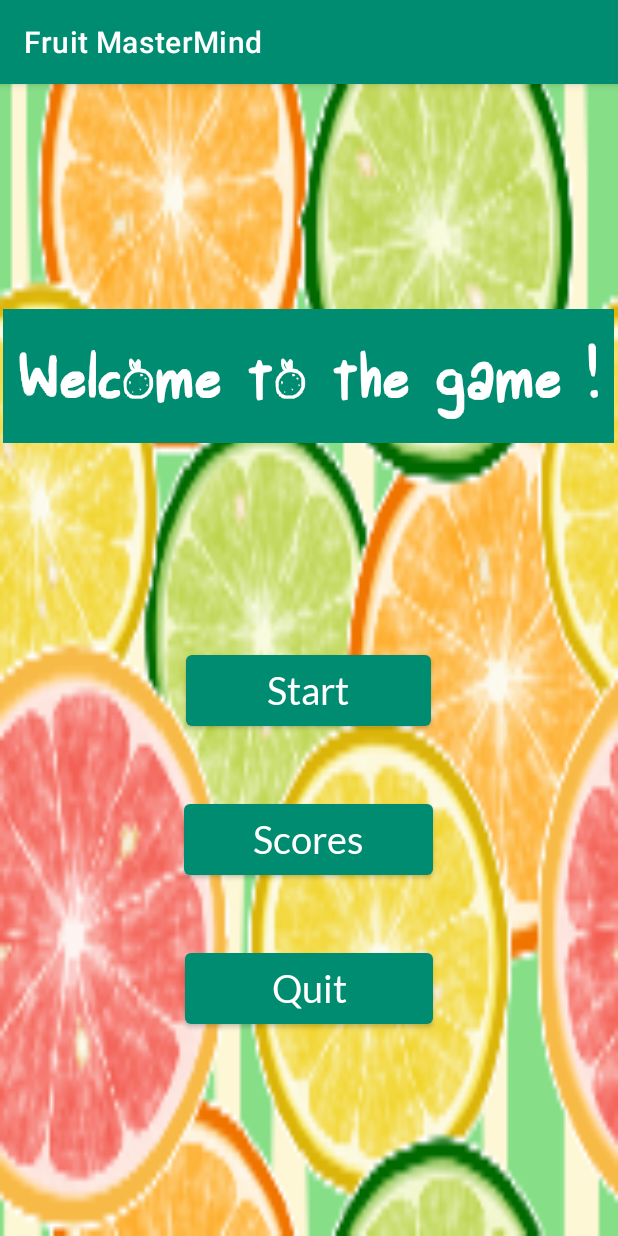
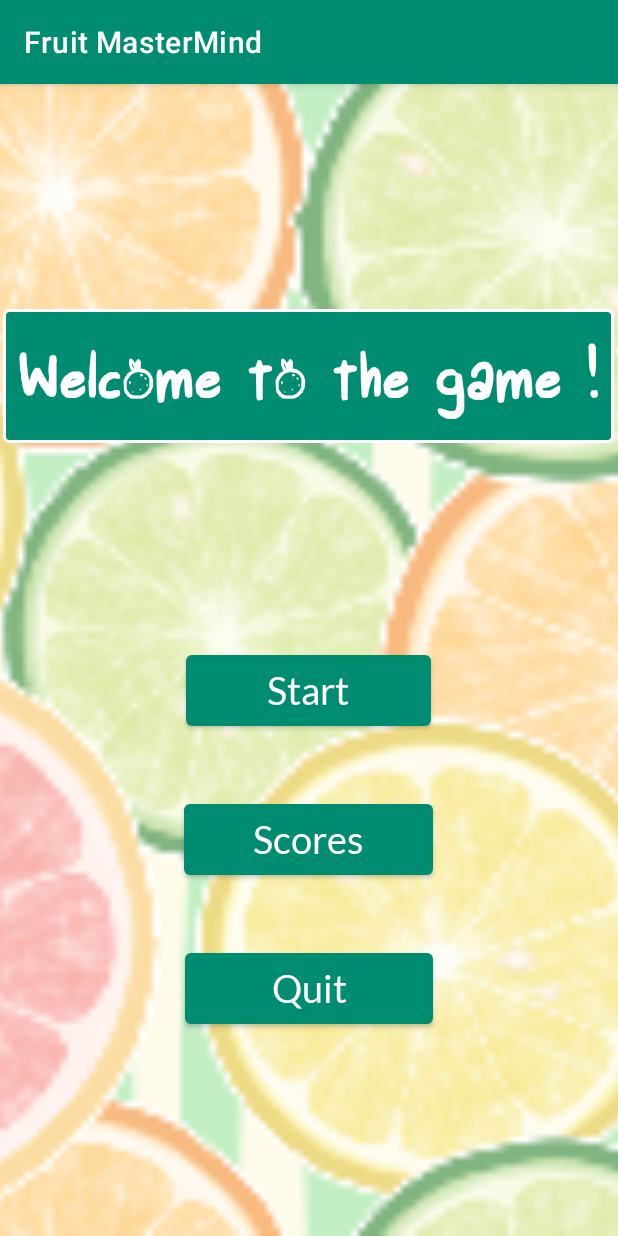
Before and after one commit to lea78/Fruit-Mastermind-App, an Android app: the screen it shows after launch (MainActivity), on a phone screen of 412 x 824 dp. Run offline under Robolectric (Android 15) with nearby library versions, the phone set to English and light mode, and no system bars.

Commit message:
fin style

```diff
--- /dev/null
+++ b/app/src/main/res/drawable/broder_layout.xml
@@ -0,0 +1,8 @@
+<?xml version="1.0" encoding="utf-8"?>
+<shape
+    xmlns:android="http://schemas.android.com/apk/res/android"
+    android:shape="rectangle">
+    <corners android:radius="3dp"/>
+    <solid android:color="@color/blue_green"/>
+    <stroke android:width="2dp" android:color="@color/white"/>
+</shape>
--- a/app/src/main/res/layout/activity_main.xml
+++ b/app/src/main/res/layout/activity_main.xml
@@ -5,10 +5,17 @@
     xmlns:tools="http://schemas.android.com/tools"
     android:layout_width="match_parent"
     android:layout_height="match_parent"
-    android:background="@mipmap/iback"
-
     android:scaleType="centerInside"
     tools:context=".MainActivity">
+
+    <ImageView
+        style="@style/BackGroundImageHome"
+        android:layout_width="match_parent"
+        android:layout_height="match_parent"
+        android:scaleType="centerCrop"
+        android:layout_alignParentTop="true"
+        android:layout_centerHorizontal="true"
+        tools:ignore="ContentDescription" />
 
     <LinearLayout
         android:id="@+id/title"
@@ -18,6 +25,7 @@
         android:orientation="vertical">
 
         <TextView
+
             android:id="@+id/welcome"
             android:layout_width="wrap_content"
             android:layout_height="wrap_content"
@@ -28,7 +36,7 @@
             android:textColor="@color/white"
             android:textSize="40sp"
             android:padding="10dp"
-            android:background="@color/blue_green"
+            android:background="@drawable/broder_layout"
              />
 
     </LinearLayout>
@@ -54,6 +62,7 @@
             android:paddingTop="8dp"
             android:paddingBottom="8dp"
             android:text="@string/start"
+
 
              />
 
--- a/app/src/main/res/values/colors.xml
+++ b/app/src/main/res/values/colors.xml
@@ -9,9 +9,10 @@
     <color name="background_blue">#03A9F4</color>
 
     <!-- COLOR FRUITMIND-->
-    <color name="green_light">#B7FF63</color>
+    <color name="green_light">#65AD75</color>
     <color name="green_dark">#224E24</color>
     <color name="blue_green">#008C70</color>
-    <color name="plume">#290C5A</color>
+    <color name="plum">#290C5A</color>
+    <color name="orange">#FD9B33</color>
 
 </resources>
--- a/app/src/main/res/values/themes.xml
+++ b/app/src/main/res/values/themes.xml
@@ -23,6 +23,7 @@
         <item name="android:layout_marginRight">15dp</item>
         <item name="android:layout_marginLeft">15dp</item>
     </style>
+
     <style name="myStyleHome" parent="Theme.FruitMasterMind">
         <item name="backgroundTint">@color/blue_green</item>
         <item name="android:textAppearanceButton">@color/black</item>
@@ -33,4 +34,22 @@
     <style name="myStyleGame" parent="myStyleHome">
         <item name="android:textSize">18sp</item>
     </style>
+
+    <style name="StyleClue" parent="Theme.FruitMasterMind">
+        <item name="android:textColor">@color/white</item>
+        <item name="fontFamily">@font/lato_regular</item>
+        <item name="android:padding">3dp</item>
+    </style>
+
+    <style name="BackGroundImageHome">
+        <item name="android:alpha">0.5</item>
+        <item name="android:scaleType">fitXY</item>
+        <item name="android:src">@mipmap/iback</item>
+    </style>
+
+    <style name="backgroundImageGame">
+        <item name="android:alpha">0.3</item>
+        <item name="android:scaleType">fitXY</item>
+        <item name="android:src">@drawable/basket_fruit</item>
+    </style>
 </resources>
```
Also changed, not shown: app/src/main/res/drawable/border.xml (+5 -3 lines), app/src/main/res/layout/activity_game.xml (+36 -13 lines), app/src/main/res/drawable/basket_fruit.png (added), app/src/main/res/drawable/question_color.png (added).
